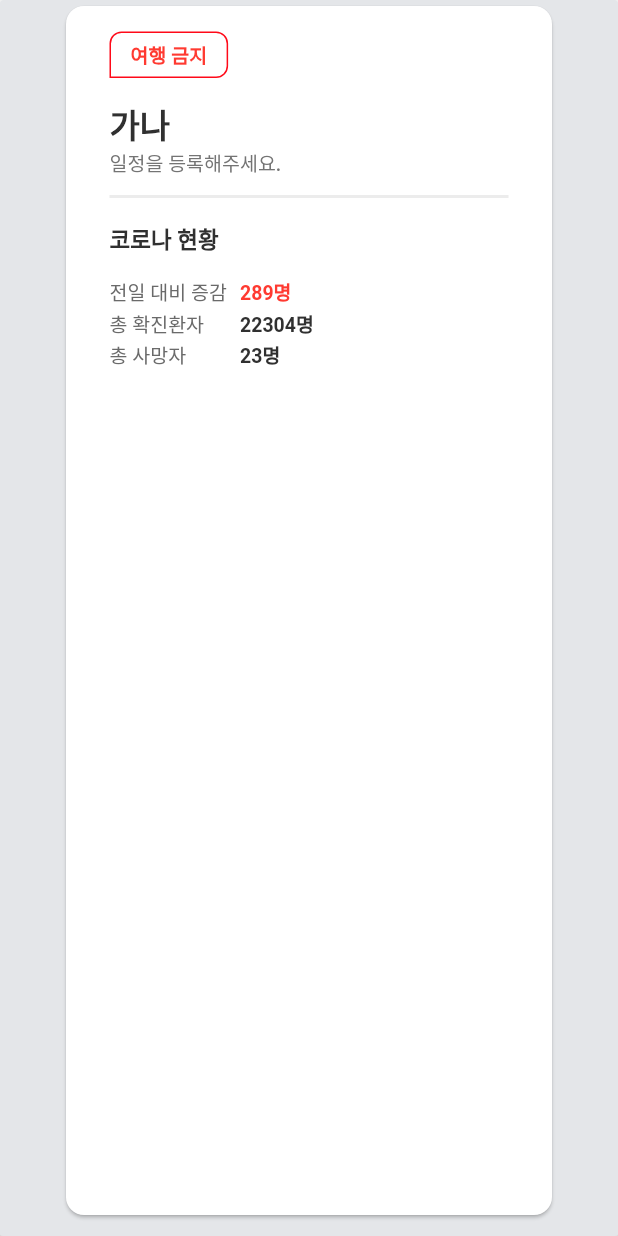
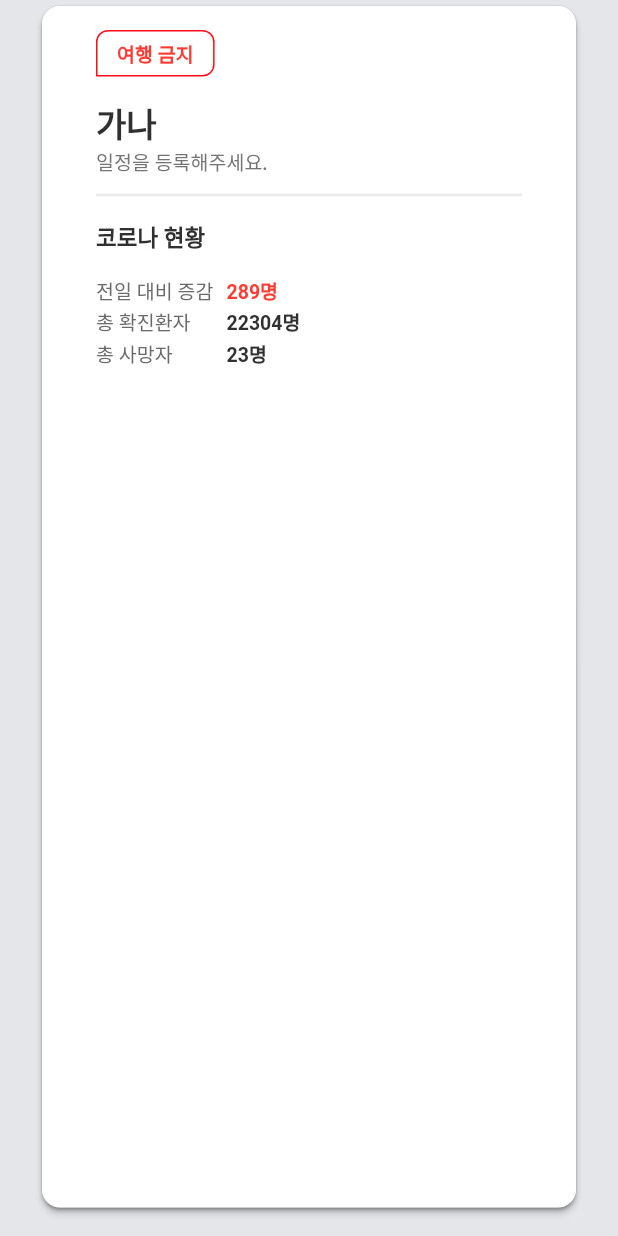
Before and after one commit to podoDEV/Travelable, a Flutter app: the CountryCardWidget widget shown alone on an empty page, opened directly with sample values from the repository, on a phone screen of 412 x 824 dp. Run offline on Flutter 3.47's test engine with Material 2 defaults, Android fonts, the phone set to English and light mode, and no system bars; our stand-ins replace bloc, dartz, data_connection_checker, device_info, equatable, firebase_messaging and 5 more; missing offline and left inert: maps_launcher; accounts and stored records are empty; statements that could not run were skipped.

Commit message:
wip - card view

```diff
--- a/lib/features/country/presentation/pages/detail/country_detail_info_page.dart
+++ b/lib/features/country/presentation/pages/detail/country_detail_info_page.dart
@@ -76,6 +76,7 @@ class CountryDetailInfoPage extends StatelessWidget {
   Widget _getTelWidgets(List<Tel> tels, String countryNumber) {
     return new Row(
         mainAxisAlignment: MainAxisAlignment.center,
+        crossAxisAlignment: CrossAxisAlignment.start,
         children:
             tels.map((tel) => _getBadgeWidget(tel, countryNumber)).toList());
   }
@@ -240,8 +241,7 @@ class CountryDetailInfoPage extends StatelessWidget {
 
   Widget _getBadgeWidget(Tel tel, String countryNumber) {
     return Container(
-        width: 100,
-        height: 90,
+        width: 110,
         child: FlatButton(
             splashColor: Colors.transparent,
             highlightColor: Colors.transparent,
--- a/lib/features/country/presentation/pages/list/widgets/country_list_navigation_bar.dart
+++ b/lib/features/country/presentation/pages/list/widgets/country_list_navigation_bar.dart
@@ -1,6 +1,8 @@
 import 'package:flutter/material.dart';
+import 'package:flutter_bloc/flutter_bloc.dart';
 
 import '../../../../../app/setting_page.dart';
+import '../../../bloc/country_bloc.dart';
 import '../../search/country_search_page.dart';
 
 class CountryListNavigationBar extends StatelessWidget {
@@ -38,7 +40,9 @@ class CountryListNavigationBar extends StatelessWidget {
               splashColor: Colors.transparent,
               highlightColor: Colors.transparent,
               onPressed: () =>
-                  Navigator.pushNamed(context, CountrySearchPage.routeName),
+                  Navigator.pushNamed(context, CountrySearchPage.routeName)
+                      .then((value) => BlocProvider.of<CountryBloc>(context)
+                          .add(GetPinnedCountries())),
               child: Image.asset('images/btn_plus.png'),
             ),
           ),
--- a/lib/features/country/presentation/widgets/card/country_card_widget.dart
+++ b/lib/features/country/presentation/widgets/card/country_card_widget.dart
@@ -1,9 +1,9 @@
-import 'package:emergency/features/country/presentation/pages/detail/country_detail_page.dart';
 import 'package:flutter/material.dart';
 
 import '../../../domain/entities/country.dart';
+import '../../pages/detail/country_detail_page.dart';
+import '../separator_widget.dart';
 import '../tag/country_card_tag_bar.dart';
-import '../separator_widget.dart';
 import 'country_card_covid_widget.dart';
 
 class CountryCardWidget extends StatelessWidget {
@@ -12,20 +12,24 @@ class CountryCardWidget extends StatelessWidget {
 
   @override
   Widget build(BuildContext context) {
-    return RaisedButton(
+    return Container(
       color: Color.fromRGBO(228, 230, 233, 1),
+      padding: EdgeInsets.only(left: 24, right: 24, bottom: 15),
+      child: Card(
+          shape: RoundedRectangleBorder(
+            borderRadius: BorderRadius.circular(12.0),
+          ),
+          child: RaisedButton(
+              shape: RoundedRectangleBorder(
+                borderRadius: BorderRadius.circular(12.0),
+              ),
+              color: Color.fromRGBO(255, 255, 255, 1),
               onPressed: () => Navigator.pushNamed(
                   context, CountryDetailPage.routeName,
                   arguments: CountryDetailPageArguments(country)),
               child: Container(
-            padding: EdgeInsets.only(left: 24, right: 24, bottom: 10),
-            child: Card(
-                shape: RoundedRectangleBorder(
-                  borderRadius: BorderRadius.circular(12.0),
-                ),
-                child: Container(
-                    padding: EdgeInsets.only(
-                        left: 29, top: 17, right: 29, bottom: 21),
+                  padding:
+                      EdgeInsets.only(left: 20, top: 16, right: 20, bottom: 20),
                   child: Column(
                       crossAxisAlignment: CrossAxisAlignment.start,
                       children: <Widget>[
@@ -53,11 +57,11 @@ class CountryCardWidget extends StatelessWidget {
                         )),
                         SizedBox(height: 12),
                         SeparatorWidget(
-                              height: 2,
-                              color: Color.fromRGBO(236, 236, 236, 1)),
+                            height: 2, color: Color.fromRGBO(236, 236, 236, 1)),
                         SizedBox(height: 16),
                         CountryCardCovidWidget(covid: country.covid)
                         // CountryCardWidget()
-                        ])))));
+                      ])))),
+    );
   }
 }
```
Also changed, not shown: lib/features/country/presentation/pages/detail/country_detail_notices_page.dart (+12 -2 lines), lib/features/country/presentation/pages/list/country_list_landing_page.dart (added, +16 -0 lines), lib/features/country/presentation/pages/list/country_list_page.dart (+4 -13 lines). Lines whose indentation alone changed are shown as unchanged.
